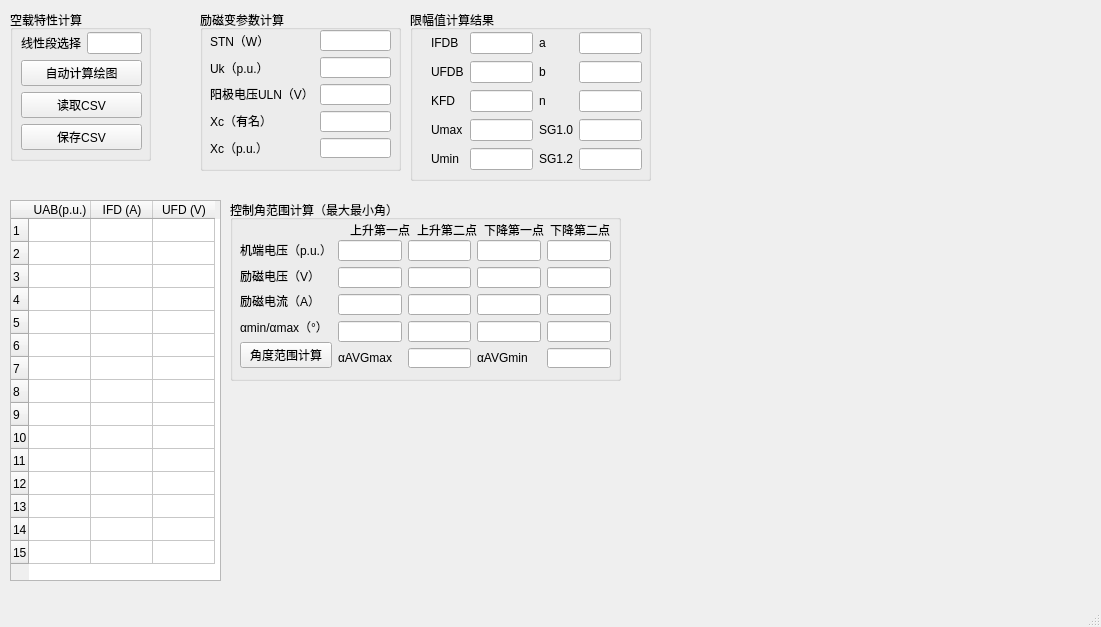
Old version of the form kongzaiQMainWindow.ui in the repository fly1057/noloadcharacteristic.
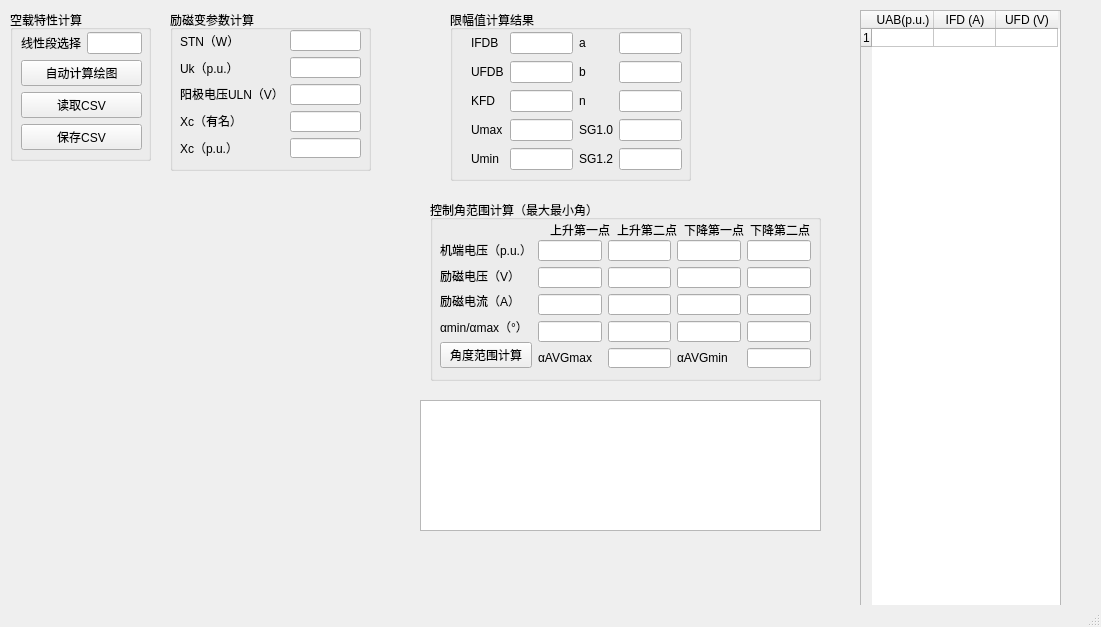
New version of the form.

What changed in the file:
```diff
--- a/kongzaiQMainWindow.ui
+++ b/kongzaiQMainWindow.ui
@@ -77,7 +77,7 @@
    <widget class="QGroupBox" name="groupBox_LimiterCalculate">
     <property name="geometry">
      <rect>
-      <x>410</x>
+      <x>450</x>
       <y>10</y>
       <width>241</width>
       <height>171</height>
@@ -202,10 +202,10 @@
    <widget class="QWidget" name="verticalLayoutWidget">
     <property name="geometry">
      <rect>
-      <x>660</x>
-      <y>10</y>
-      <width>421</width>
-      <height>401</height>
+      <x>10</x>
+      <y>180</y>
+      <width>401</width>
+      <height>261</height>
      </rect>
     </property>
     <layout class="QVBoxLayout" name="verticalLayout_mpl"/>
@@ -213,7 +213,7 @@
    <widget class="QGroupBox" name="groupBox_ExciterTransferCalculate">
     <property name="geometry">
      <rect>
-      <x>200</x>
+      <x>170</x>
       <y>10</y>
       <width>201</width>
       <height>161</height>
@@ -299,10 +299,10 @@
    <widget class="QTableWidget" name="tableWidget_RawData">
     <property name="geometry">
      <rect>
-      <x>10</x>
-      <y>200</y>
-      <width>211</width>
-      <height>381</height>
+      <x>860</x>
+      <y>10</y>
+      <width>201</width>
+      <height>611</height>
      </rect>
     </property>
     <property name="sizePolicy">
@@ -324,7 +324,7 @@
      <bool>true</bool>
     </property>
     <property name="rowCount">
-     <number>15</number>
+     <number>1</number>
     </property>
     <attribute name="horizontalHeaderDefaultSectionSize">
      <number>62</number>
@@ -333,7 +333,7 @@
      <number>20</number>
     </attribute>
     <attribute name="verticalHeaderDefaultSectionSize">
-     <number>23</number>
+     <number>18</number>
     </attribute>
     <attribute name="verticalHeaderMinimumSectionSize">
      <number>7</number>
@@ -343,68 +343,6 @@
       <string>1</string>
      </property>
     </row>
-    <row>
-     <property name="text">
-      <string>2</string>
-     </property>
-    </row>
-    <row>
-     <property name="text">
-      <string>3</string>
-     </property>
-    </row>
-    <row>
-     <property name="text">
-      <string>4</string>
-     </property>
-    </row>
-    <row>
-     <property name="text">
-      <string>5</string>
-     </property>
-    </row>
-    <row>
-     <property name="text">
-      <string>6</string>
-     </property>
-    </row>
-    <row>
-     <property name="text">
-      <string>7</string>
-     </property>
-    </row>
-    <row>
-     <property name="text">
-      <string>8</string>
-     </property>
-    </row>
-    <row>
-     <property name="text">
-      <string>9</string>
-     </property>
-    </row>
-    <row>
-     <property name="text">
-      <string>10</string>
-     </property>
-    </row>
-    <row>
-     <property name="text">
-      <string>11</string>
-     </property>
-    </row>
-    <row>
-     <property name="text">
-      <string>12</string>
-     </property>
-    </row>
-    <row>
-     <property name="text">
-      <string>13</string>
-     </property>
-    </row>
-    <row/>
-    <row/>
     <column>
      <property name="text">
       <string>UAB(p.u.)</string>
@@ -420,19 +358,11 @@
       <string>UFD (V)</string>
      </property>
     </column>
-    <item row="0" column="0">
-     <property name="text">
-      <string/>
-     </property>
-     <property name="flags">
-      <set>ItemIsSelectable|ItemIsEditable|ItemIsDragEnabled|ItemIsDropEnabled|ItemIsUserCheckable|ItemIsEnabled|ItemIsTristate</set>
-     </property>
-    </item>
    </widget>
    <widget class="QGroupBox" name="groupBox_ControlAngleCalculate">
     <property name="geometry">
      <rect>
-      <x>230</x>
+      <x>430</x>
       <y>200</y>
       <width>391</width>
       <height>181</height>
@@ -614,6 +544,16 @@
      </layout>
     </widget>
    </widget>
+   <widget class="QTextBrowser" name="textBrowser">
+    <property name="geometry">
+     <rect>
+      <x>420</x>
+      <y>400</y>
+      <width>401</width>
+      <height>131</height>
+     </rect>
+    </property>
+   </widget>
   </widget>
   <widget class="QMenuBar" name="menubar">
    <property name="geometry">
```
